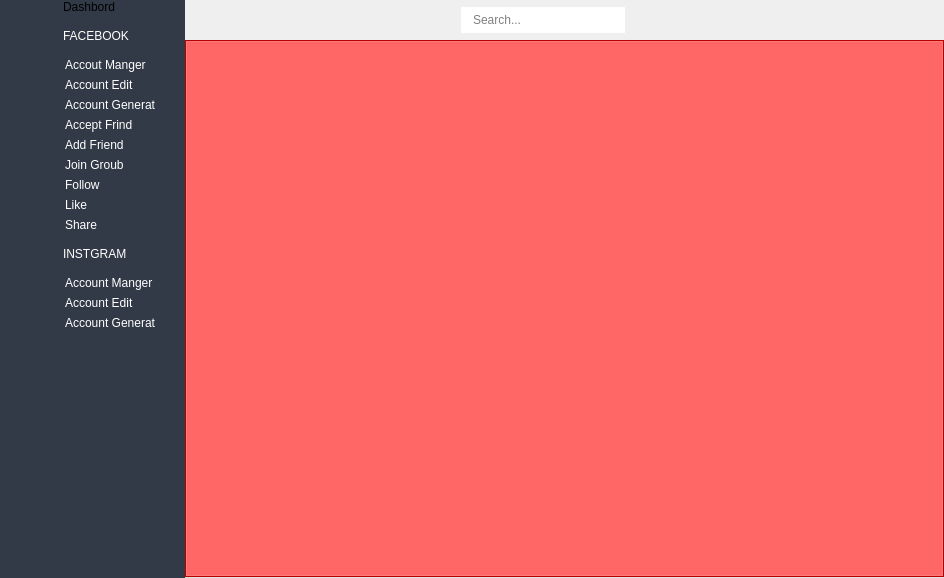
Old version of the form ui/Window.ui in the repository kreemkhaled112/GUI.
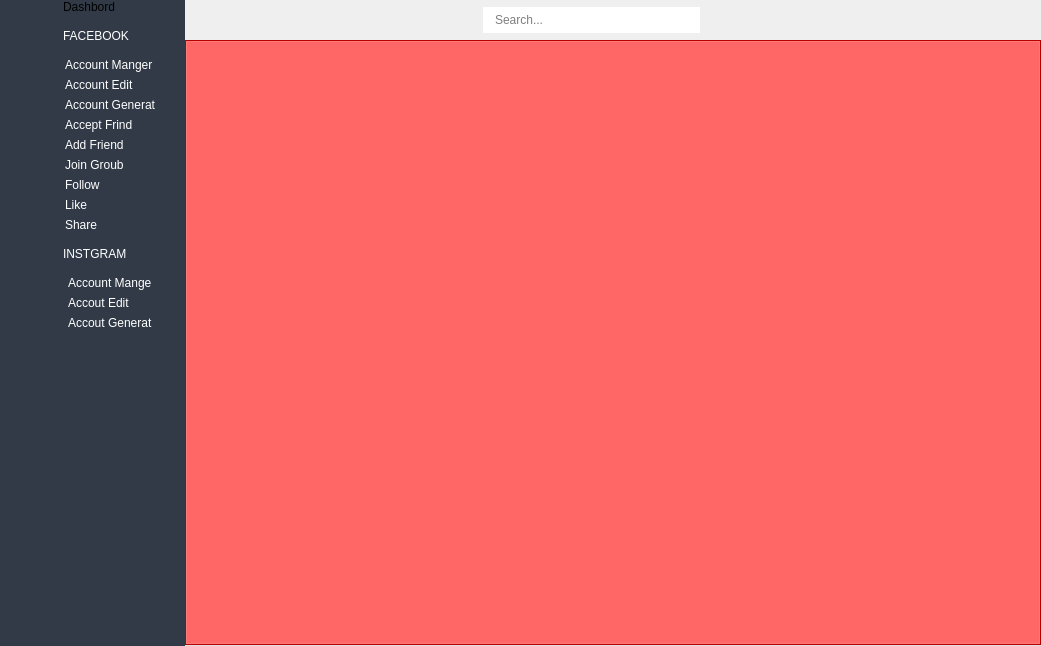
New version of the form. Icons and pictures are not drawn.

What changed in the file:
```diff
--- a/ui/Window.ui
+++ b/ui/Window.ui
@@ -6,8 +6,8 @@
    <rect>
     <x>0</x>
     <y>0</y>
-    <width>944</width>
-    <height>578</height>
+    <width>1041</width>
+    <height>646</height>
    </rect>
   </property>
   <property name="windowTitle">
@@ -225,7 +225,7 @@
          <x>0</x>
          <y>0</y>
          <width>150</width>
-         <height>578</height>
+         <height>646</height>
         </rect>
        </property>
        <layout class="QVBoxLayout" name="verticalLayout_4">
@@ -388,7 +388,7 @@
            <item alignment="Qt::AlignLeft">
             <widget class="QPushButton" name="Account_Manger_face">
              <property name="text">
-              <string>Accout Manger</string>
+              <string>Account Manger</string>
              </property>
             </widget>
            </item>
@@ -548,21 +548,21 @@
            <item>
             <widget class="QPushButton" name="Account_Manger_insta">
              <property name="text">
-              <string>Account Manger</string>
+              <string>Account Mange</string>
              </property>
             </widget>
            </item>
            <item alignment="Qt::AlignLeft">
             <widget class="QPushButton" name="Account_Edit_insta">
              <property name="text">
-              <string>Account Edit</string>
+              <string>Accout Edit</string>
              </property>
             </widget>
            </item>
            <item alignment="Qt::AlignLeft">
             <widget class="QPushButton" name="Account_Generat_insta">
              <property name="text">
-              <string>Account Generat</string>
+              <string>Accout Generat</string>
              </property>
             </widget>
            </item>
```
